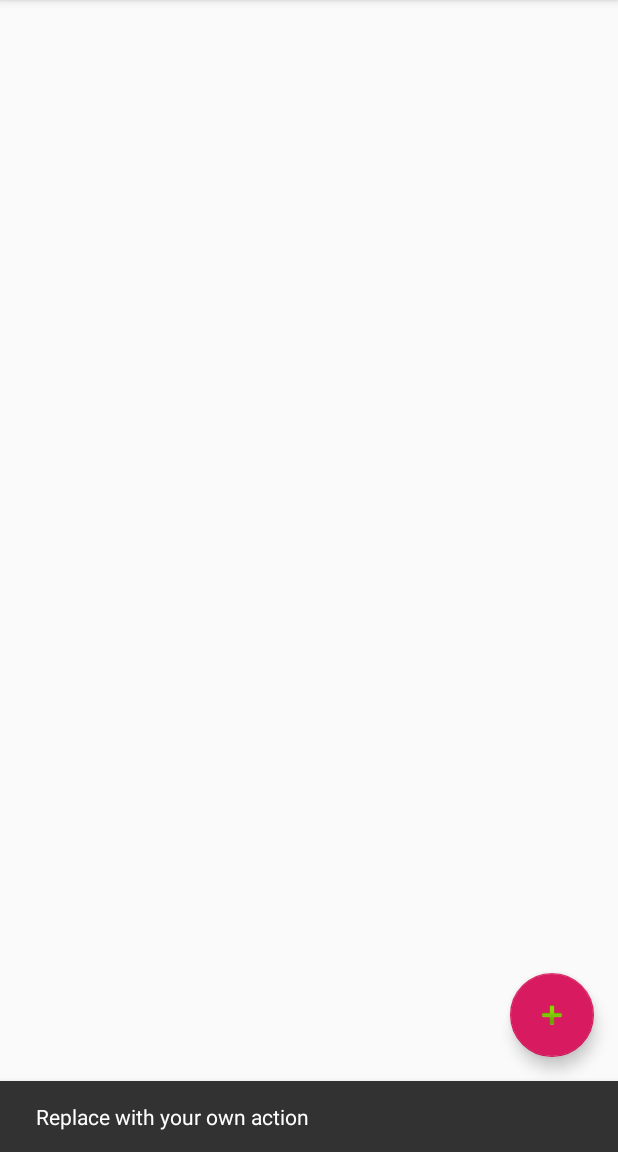
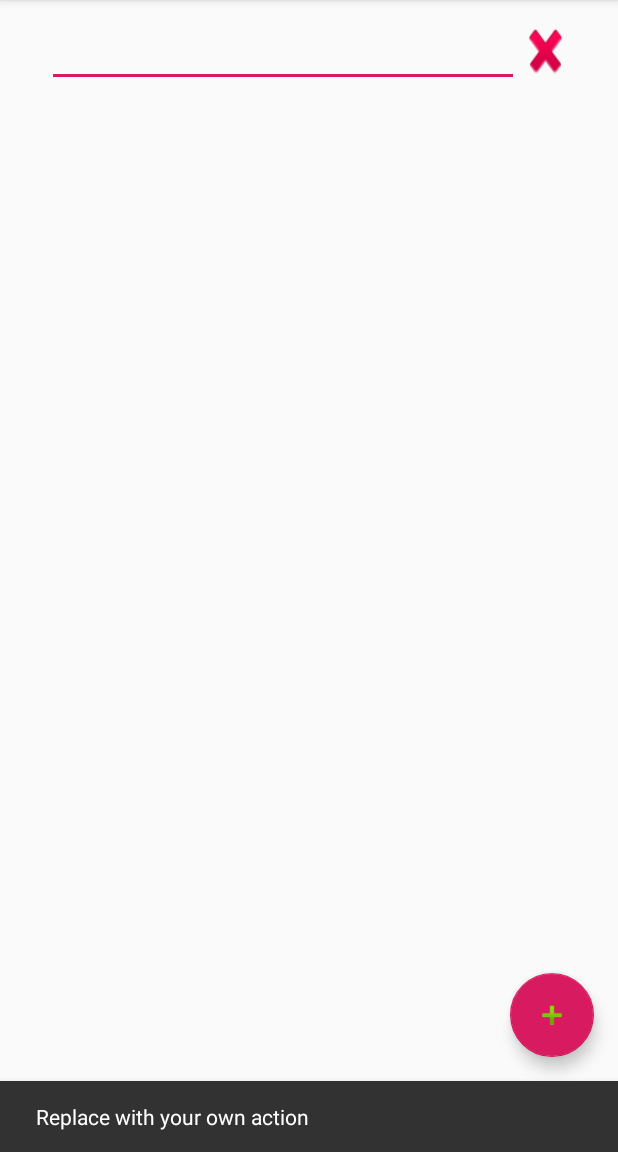
Before and after one commit to michaldomino/Shopping-list, an Android app: the screen it shows after launch (MainActivity), after a tap on an icon or button, on a phone screen of 412 x 824 dp, the part 84-1236 px from its top. Run offline under Robolectric (Android 15) with nearby library versions, the phone set to English and light mode, and no system bars.

Commit message:
Changed layout to match the one from Proportion counter.

```diff
--- a/app/src/main/java/me/leahcim333/shoppinglist/ui/screens/main/MainActivity.java
+++ b/app/src/main/java/me/leahcim333/shoppinglist/ui/screens/main/MainActivity.java
@@ -52,4 +52,7 @@ public class MainActivity extends AppCompatActivity implements MainContract.View
         Snackbar.make(view, "Replace with your own action", Snackbar.LENGTH_LONG)
                 .setAction("Action", null).show();
     }
+
+    public void onDeleteButtonClicked(View view) {
+    }
 }
--- a/app/src/main/res/layout/content_main.xml
+++ b/app/src/main/res/layout/content_main.xml
@@ -6,4 +6,61 @@
     android:layout_height="match_parent"
     app:layout_behavior="@string/appbar_scrolling_view_behavior"
     tools:context=".ui.screens.main.MainActivity"
-    tools:showIn="@layout/activity_main"/>
+    tools:showIn="@layout/activity_main">
+
+
+    <LinearLayout
+        android:layout_width="350dp"
+        android:layout_height="match_parent"
+        android:layout_marginStart="8dp"
+        android:layout_marginTop="8dp"
+        android:layout_marginEnd="8dp"
+        android:layout_marginBottom="8dp"
+        android:orientation="vertical"
+        app:layout_constraintBottom_toBottomOf="parent"
+        app:layout_constraintEnd_toEndOf="parent"
+        app:layout_constraintStart_toStartOf="parent"
+        app:layout_constraintTop_toTopOf="parent">
+
+        <ScrollView
+
+            android:layout_width="match_parent"
+            android:layout_height="wrap_content"
+            android:layout_weight="100">
+
+            <LinearLayout
+                android:id="@+id/parent_linear_layout"
+                android:layout_width="match_parent"
+                android:layout_height="wrap_content"
+                android:orientation="vertical">
+
+                <LinearLayout
+                    android:layout_width="match_parent"
+                    android:layout_height="50dp"
+                    android:orientation="horizontal">
+
+                    <EditText
+                        android:id="@+id/b_edit_text"
+                        android:layout_width="0dp"
+                        android:layout_height="match_parent"
+                        android:layout_weight="9"
+                        android:inputType="text" />
+
+                    <Button
+                        android:id="@+id/delete_button"
+                        android:layout_width="0dp"
+                        android:layout_height="wrap_content"
+                        android:layout_weight="1"
+                        android:background="@android:drawable/ic_delete"
+
+                        android:onClick="onDeleteButtonClicked" />
+                </LinearLayout>
+
+            </LinearLayout>
+        </ScrollView>
+
+
+
+    </LinearLayout>
+
+</android.support.constraint.ConstraintLayout>
```
Also changed, not shown: app/src/main/res/layout/field.xml (added, +28 -0 lines).
